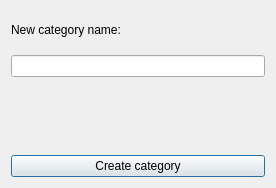
Sk2can/Password-manager, file client_side/resources/ui/category_create.ui: the form before one commit.
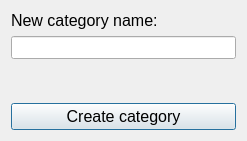
The form after the commit.

```diff
--- a/client_side/resources/ui/category_create.ui
+++ b/client_side/resources/ui/category_create.ui
@@ -6,8 +6,8 @@
    <rect>
     <x>0</x>
     <y>0</y>
-    <width>276</width>
-    <height>188</height>
+    <width>247</width>
+    <height>141</height>
    </rect>
   </property>
   <property name="windowTitle">
@@ -18,13 +18,24 @@
     <layout class="QVBoxLayout" name="verticalLayout_2">
      <item>
       <widget class="QLabel" name="category_label">
+       <property name="font">
+        <font>
+         <pointsize>12</pointsize>
+        </font>
+       </property>
        <property name="text">
         <string>New category name:</string>
        </property>
       </widget>
      </item>
      <item>
-      <widget class="QLineEdit" name="category_lineEdit"/>
+      <widget class="QLineEdit" name="category_lineEdit">
+       <property name="font">
+        <font>
+         <pointsize>10</pointsize>
+        </font>
+       </property>
+      </widget>
      </item>
     </layout>
    </item>
@@ -32,9 +43,20 @@
     <layout class="QHBoxLayout" name="horizontalLayout_2">
      <item>
       <widget class="QLabel" name="error_label">
+       <property name="font">
+        <font>
+         <pointsize>10</pointsize>
+        </font>
+       </property>
+       <property name="styleSheet">
+        <string notr="true">color: rgb(255, 0, 0);</string>
+       </property>
        <property name="text">
         <string/>
        </property>
+       <property name="wordWrap">
+        <bool>true</bool>
+       </property>
       </widget>
      </item>
     </layout>
@@ -43,6 +65,11 @@
     <layout class="QHBoxLayout" name="horizontalLayout">
      <item>
       <widget class="QPushButton" name="create_pushButton">
+       <property name="font">
+        <font>
+         <pointsize>12</pointsize>
+        </font>
+       </property>
        <property name="text">
         <string>Create category</string>
        </property>
```
